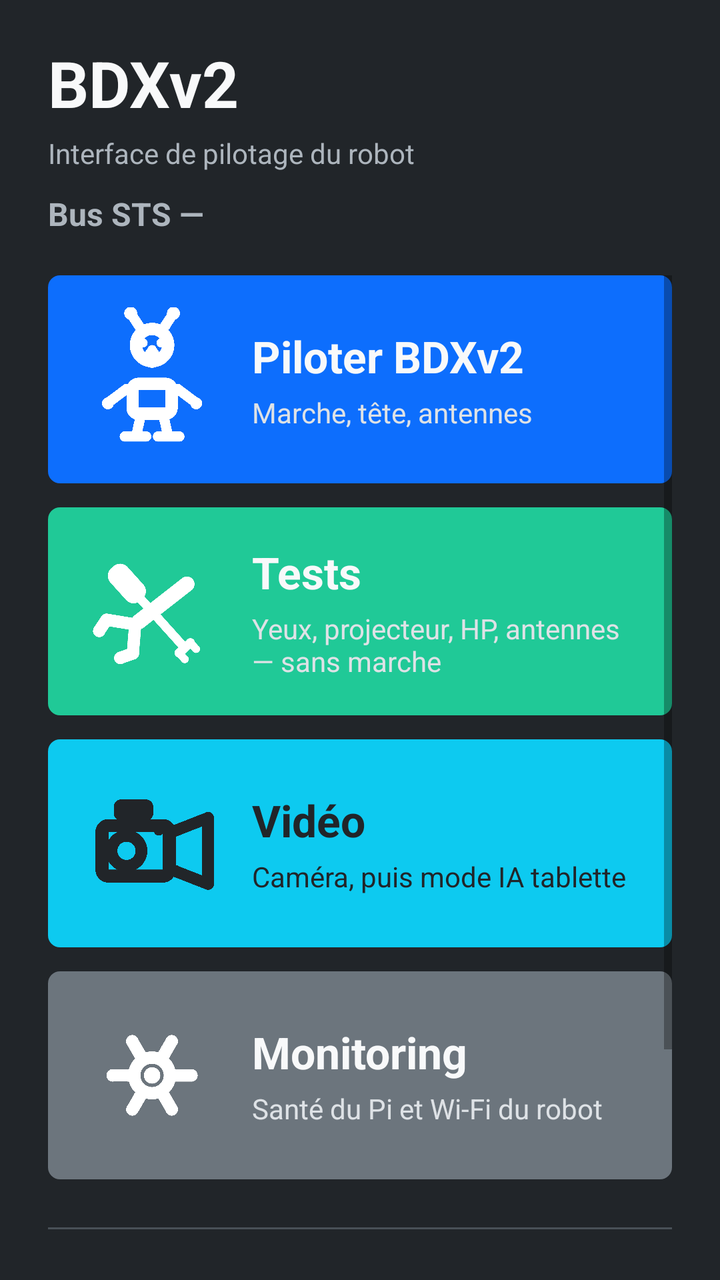
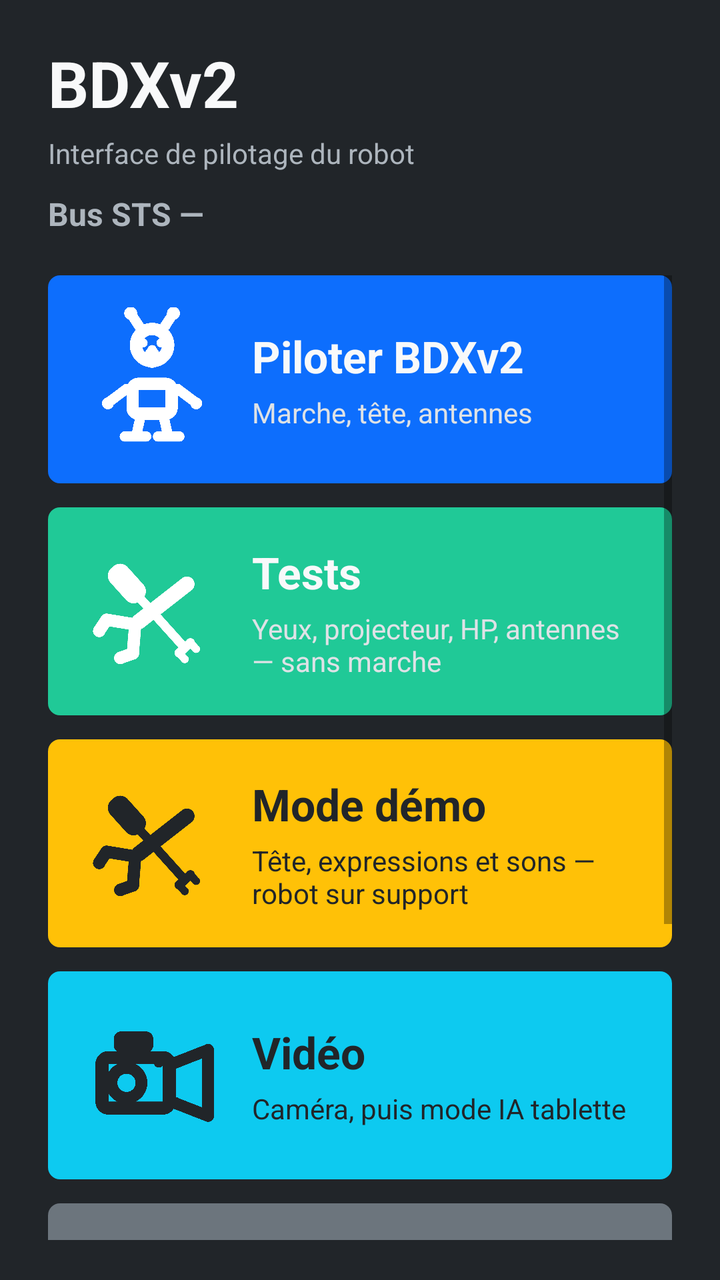

Two renders of the same Android screen: before a commit and after it. Below are the layout's source before the change and the commit's diff.
<!-- AndroidManifest.xml: application theme AppTheme -->
<!-- res/layout/screen_home.xml -->
<?xml version="1.0" encoding="utf-8"?>
<LinearLayout xmlns:android="http://schemas.android.com/apk/res/android"
    android:layout_width="match_parent"
    android:layout_height="match_parent"
    android:background="@color/bs_dark"
    android:orientation="vertical"
    android:paddingStart="24dp"
    android:paddingEnd="24dp"
    android:paddingTop="20dp"
    android:paddingBottom="20dp">

    <LinearLayout
        android:layout_width="wrap_content"
        android:layout_height="wrap_content"
        android:gravity="bottom"
        android:orientation="horizontal">

        <TextView
            android:layout_width="wrap_content"
            android:layout_height="wrap_content"
            android:text="BDXv2"
            android:textColor="@color/bs_light"
            android:textSize="32sp"
            android:textStyle="bold" />

        <TextView
            android:id="@+id/home_version"
            android:layout_width="wrap_content"
            android:layout_height="wrap_content"
            android:layout_marginStart="10dp"
            android:layout_marginBottom="4dp"
            android:textColor="@color/bs_muted"
            android:textSize="14sp" />
    </LinearLayout>

    <TextView
        android:layout_width="match_parent"
        android:layout_height="wrap_content"
        android:layout_marginTop="4dp"
        android:text="Interface de pilotage du robot"
        android:textColor="@color/bs_muted"
        android:textSize="14sp" />

    <LinearLayout
        android:layout_width="match_parent"
        android:layout_height="wrap_content"
        android:layout_marginTop="10dp"
        android:gravity="center_vertical"
        android:orientation="horizontal">

        <TextView
            android:id="@+id/home_sts"
            android:layout_width="wrap_content"
            android:layout_height="wrap_content"
            android:layout_marginEnd="10dp"
            android:text="Bus STS —"
            android:textColor="@color/bs_muted"
            android:textSize="16sp"
            android:textStyle="bold" />

        <LinearLayout
            android:id="@+id/home_sts_badges"
            android:layout_width="0dp"
            android:layout_height="wrap_content"
            android:layout_weight="1"
            android:gravity="center_vertical"
            android:orientation="horizontal" />
    </LinearLayout>

    <ScrollView
        android:layout_width="match_parent"
        android:layout_height="0dp"
        android:layout_marginTop="20dp"
        android:layout_weight="1">

        <LinearLayout
            android:layout_width="match_parent"
            android:layout_height="wrap_content"
            android:orientation="vertical">

            <LinearLayout
                android:id="@+id/home_pilot"
                android:layout_width="match_parent"
                android:layout_height="wrap_content"
                android:background="@drawable/btn_flat_blue"
                android:clickable="true"
                android:focusable="true"
                android:gravity="center_vertical"
                android:orientation="horizontal"
                android:padding="16dp">

                <ImageView
                    android:layout_width="72dp"
                    android:layout_height="72dp"
                    android:contentDescription="@null"
                    android:importantForAccessibility="no"
                    android:scaleType="fitCenter"
                    android:src="@drawable/icon_menu_piloter" />

                <LinearLayout
                    android:layout_width="0dp"
                    android:layout_height="wrap_content"
                    android:layout_marginStart="14dp"
                    android:layout_weight="1"
                    android:orientation="vertical">

                    <TextView
                        android:layout_width="wrap_content"
                        android:layout_height="wrap_content"
                        android:text="Piloter BDXv2"
                        android:textColor="@color/bs_light"
                        android:textSize="22sp"
                        android:textStyle="bold" />

                    <TextView
                        android:layout_width="wrap_content"
                        android:layout_height="wrap_content"
                        android:layout_marginTop="4dp"
                        android:text="Marche, tête, antennes"
                        android:textColor="#DEE2E6"
                        android:textSize="14sp" />
                </LinearLayout>
            </LinearLayout>

            <LinearLayout
                android:id="@+id/home_tests"
                android:layout_width="match_parent"
                android:layout_height="wrap_content"
                android:layout_marginTop="12dp"
                android:background="@drawable/btn_flat_teal"
                android:clickable="true"
                android:focusable="true"
                android:gravity="center_vertical"
                android:orientation="horizontal"
                android:padding="16dp">

                <ImageView
                    android:layout_width="72dp"
                    android:layout_height="72dp"
                    android:contentDescription="@null"
                    android:importantForAccessibility="no"
                    android:scaleType="fitCenter"
                    android:src="@drawable/icon_menu_tests" />

                <LinearLayout
                    android:layout_width="0dp"
                    android:layout_height="wrap_content"
                    android:layout_marginStart="14dp"
                    android:layout_weight="1"
                    android:orientation="vertical">

                    <TextView
                        android:layout_width="wrap_content"
                        android:layout_height="wrap_content"
                        android:text="Tests"
                        android:textColor="@color/bs_light"
                        android:textSize="22sp"
                        android:textStyle="bold" />

                    <TextView
                        android:layout_width="wrap_content"
                        android:layout_height="wrap_content"
                        android:layout_marginTop="4dp"
                        android:text="Yeux, projecteur, HP, antennes — sans marche"
                        android:textColor="#DEE2E6"
                        android:textSize="14sp" />
                </LinearLayout>
            </LinearLayout>

            <LinearLayout
                android:id="@+id/home_video"
                android:layout_width="match_parent"
                android:layout_height="wrap_content"
                android:layout_marginTop="12dp"
                android:background="@drawable/btn_flat_cyan"
                android:clickable="true"
                android:focusable="true"
                android:gravity="center_vertical"
                android:orientation="horizontal"
                android:padding="16dp">

                <ImageView
                    android:layout_width="72dp"
                    android:layout_height="72dp"
                    android:contentDescription="@null"
                    android:importantForAccessibility="no"
                    android:scaleType="fitCenter"
                    android:src="@drawable/icon_menu_video"
                    android:tint="#212529" />

                <LinearLayout
                    android:layout_width="0dp"
                    android:layout_height="wrap_content"
                    android:layout_marginStart="14dp"
                    android:layout_weight="1"
                    android:orientation="vertical">

                    <TextView
                        android:layout_width="wrap_content"
                        android:layout_height="wrap_content"
                        android:text="Vidéo"
                        android:textColor="#212529"
                        android:textSize="22sp"
                        android:textStyle="bold" />

                    <TextView
                        android:layout_width="wrap_content"
                        android:layout_height="wrap_content"
                        android:layout_marginTop="4dp"
                        android:text="Caméra, puis mode IA tablette"
                        android:textColor="#212529"
                        android:textSize="14sp" />
                </LinearLayout>
            </LinearLayout>

            <LinearLayout
                android:id="@+id/home_settings"
                android:layout_width="match_parent"
                android:layout_height="wrap_content"
                android:layout_marginTop="12dp"
                android:background="@drawable/btn_flat_gray"
                android:clickable="true"
                android:focusable="true"
                android:gravity="center_vertical"
                android:orientation="horizontal"
                android:padding="16dp">

                <ImageView
                    android:layout_width="72dp"
                    android:layout_height="72dp"
                    android:contentDescription="@null"
                    android:importantForAccessibility="no"
                    android:scaleType="fitCenter"
                    android:src="@drawable/icon_menu_parametres" />

                <LinearLayout
                    android:layout_width="0dp"
                    android:layout_height="wrap_content"
                    android:layout_marginStart="14dp"
                    android:layout_weight="1"
                    android:orientation="vertical">

                    <TextView
                        android:layout_width="wrap_content"
                        android:layout_height="wrap_content"
                        android:text="Monitoring"
                        android:textColor="@color/bs_light"
                        android:textSize="22sp"
                        android:textStyle="bold" />

                    <TextView
                        android:layout_width="wrap_content"
                        android:layout_height="wrap_content"
                        android:layout_marginTop="4dp"
                        android:text="Santé du Pi et Wi‑Fi du robot"
                        android:textColor="#DEE2E6"
                        android:textSize="14sp" />
                </LinearLayout>
            </LinearLayout>

            <View
                android:layout_width="match_parent"
                android:layout_height="1dp"
                android:layout_marginTop="24dp"
                android:layout_marginBottom="8dp"
                android:background="@color/bs_dark_3" />

            <LinearLayout
                android:id="@+id/home_shutdown"
                android:layout_width="match_parent"
                android:layout_height="wrap_content"
                android:layout_marginTop="12dp"
                android:background="@drawable/btn_flat_red"
                android:clickable="true"
                android:focusable="true"
                android:gravity="center_vertical"
                android:orientation="horizontal"
                android:padding="16dp">

                <ImageView
                    android:layout_width="72dp"
                    android:layout_height="72dp"
                    android:contentDescription="@null"
                    android:importantForAccessibility="no"
                    android:scaleType="fitCenter"
                    android:src="@drawable/icon_menu_eteindre" />

                <LinearLayout
                    android:layout_width="0dp"
                    android:layout_height="wrap_content"
                    android:layout_marginStart="14dp"
                    android:layout_weight="1"
                    android:orientation="vertical">

                    <TextView
                        android:layout_width="wrap_content"
                        android:layout_height="wrap_content"
                        android:text="Éteindre le robot"
                        android:textColor="@color/bs_light"
                        android:textSize="22sp"
                        android:textStyle="bold" />

                    <TextView
                        android:layout_width="wrap_content"
                        android:layout_height="wrap_content"
                        android:layout_marginTop="4dp"
                        android:text="Arrêt propre du Raspberry Pi"
                        android:textColor="#F8D7DA"
                        android:textSize="14sp" />
                </LinearLayout>
            </LinearLayout>
        </LinearLayout>
    </ScrollView>
</LinearLayout>
<!-- resources referenced by this layout -->
<resources>
  <color name="bs_dark">#212529</color>
  <color name="bs_dark_3">#495057</color>
  <color name="bs_light">#F8F9FA</color>
  <color name="bs_muted">#ADB5BD</color>
  <!-- drawable btn_flat_cyan (drawable) -->
  <?xml version="1.0" encoding="utf-8"?>
  <selector xmlns:android="http://schemas.android.com/apk/res/android">
      <item android:state_pressed="true">
          <shape android:shape="rectangle">
              <solid android:color="@color/bs_cyan_press" />
              <corners android:radius="6dp" />
          </shape>
      </item>
      <item>
          <shape android:shape="rectangle">
              <solid android:color="@color/bs_cyan" />
              <corners android:radius="6dp" />
          </shape>
      </item>
  </selector>
  <!-- drawable btn_flat_gray (drawable) -->
  <?xml version="1.0" encoding="utf-8"?>
  <selector xmlns:android="http://schemas.android.com/apk/res/android">
      <item android:state_pressed="true">
          <shape android:shape="rectangle">
              <solid android:color="@color/bs_gray_press" />
              <corners android:radius="6dp" />
          </shape>
      </item>
      <item>
          <shape android:shape="rectangle">
              <solid android:color="@color/bs_gray" />
              <corners android:radius="6dp" />
          </shape>
      </item>
  </selector>
  <!-- drawable btn_flat_red (drawable) -->
  <?xml version="1.0" encoding="utf-8"?>
  <selector xmlns:android="http://schemas.android.com/apk/res/android">
      <item android:state_pressed="true">
          <shape android:shape="rectangle">
              <solid android:color="@color/bs_red_press" />
              <corners android:radius="6dp" />
          </shape>
      </item>
      <item>
          <shape android:shape="rectangle">
              <solid android:color="@color/bs_red" />
              <corners android:radius="6dp" />
          </shape>
      </item>
  </selector>
  <!-- drawable btn_flat_teal (drawable) -->
  <?xml version="1.0" encoding="utf-8"?>
  <selector xmlns:android="http://schemas.android.com/apk/res/android">
      <item android:state_pressed="true">
          <shape android:shape="rectangle">
              <solid android:color="@color/bs_teal_press" />
              <corners android:radius="6dp" />
          </shape>
      </item>
      <item>
          <shape android:shape="rectangle">
              <solid android:color="@color/bs_teal" />
              <corners android:radius="6dp" />
          </shape>
      </item>
  </selector>
  <style name="AppTheme" parent="Theme.AppCompat.Light.DarkActionBar">
          <item name="colorPrimary">@color/colorPrimary</item>
          <item name="colorPrimaryDark">@color/colorPrimaryDark</item>
          <item name="colorAccent">@color/colorAccent</item>
      </style>
  <color name="bs_blue_press">#0B5ED7</color>
  <color name="bs_blue">#0D6EFD</color>
  <color name="bs_cyan_press">#3DD5F3</color>
  <color name="bs_cyan">#0DCAF0</color>
  <color name="bs_gray_press">#5C636A</color>
  <color name="bs_gray">#6C757D</color>
  <color name="bs_red_press">#BB2D3B</color>
  <color name="bs_red">#DC3545</color>
  <color name="bs_teal_press">#1AA179</color>
  <color name="bs_teal">#20C997</color>
  <color name="colorPrimary">#0D6EFD</color>
  <color name="colorPrimaryDark">#212529</color>
  <color name="colorAccent">#0DCAF0</color>
  <!-- unchanged entries left out for length: 6 -->
</resources>

<!-- the commit's change to res/layout/screen_home.xml (unified diff, before → after) -->
@@ -67,6 +67,36 @@
             android:orientation="horizontal" />
     </LinearLayout>
 
+    <LinearLayout
+        android:id="@+id/home_demo_banner"
+        android:layout_width="match_parent"
+        android:layout_height="wrap_content"
+        android:layout_marginTop="16dp"
+        android:background="@drawable/btn_flat_yellow"
+        android:clickable="true"
+        android:focusable="true"
+        android:orientation="vertical"
+        android:padding="16dp"
+        android:visibility="gone">
+
+        <TextView
+            android:id="@+id/home_demo_banner_title"
+            android:layout_width="match_parent"
+            android:layout_height="wrap_content"
+            android:text="MODE DÉMO EN COURS"
+            android:textColor="#212529"
+            android:textSize="22sp"
+            android:textStyle="bold" />
+
+        <TextView
+            android:id="@+id/home_demo_banner_detail"
+            android:layout_width="match_parent"
+            android:layout_height="wrap_content"
+            android:layout_marginTop="4dp"
+            android:textColor="#212529"
+            android:textSize="16sp" />
+    </LinearLayout>
+
     <ScrollView
         android:layout_width="match_parent"
         android:layout_height="0dp"
@@ -168,6 +198,53 @@
             </LinearLayout>
 
             <LinearLayout
+                android:id="@+id/home_demo"
+                android:layout_width="match_parent"
+                android:layout_height="wrap_content"
+                android:layout_marginTop="12dp"
+                android:background="@drawable/btn_flat_yellow"
+                android:clickable="true"
+                android:focusable="true"
+                android:gravity="center_vertical"
+                android:orientation="horizontal"
+                android:padding="16dp">
+
+                <ImageView
+                    android:layout_width="72dp"
+                    android:layout_height="72dp"
+                    android:contentDescription="@null"
+                    android:importantForAccessibility="no"
+                    android:scaleType="fitCenter"
+                    android:src="@drawable/icon_menu_tests"
+                    android:tint="#212529" />
+
+                <LinearLayout
+                    android:layout_width="0dp"
+                    android:layout_height="wrap_content"
+                    android:layout_marginStart="14dp"
+                    android:layout_weight="1"
+                    android:orientation="vertical">
+
+                    <TextView
+                        android:layout_width="wrap_content"
+                        android:layout_height="wrap_content"
+                        android:text="Mode démo"
+                        android:textColor="#212529"
+                        android:textSize="22sp"
+                        android:textStyle="bold" />
+
+                    <TextView
+                        android:id="@+id/home_demo_card_hint"
+                        android:layout_width="wrap_content"
+                        android:layout_height="wrap_content"
+                        android:layout_marginTop="4dp"
+                        android:text="Tête, expressions et sons — robot sur support"
+                        android:textColor="#212529"
+                        android:textSize="14sp" />
+                </LinearLayout>
+            </LinearLayout>
+
+            <LinearLayout
                 android:id="@+id/home_video"
                 android:layout_width="match_parent"
                 android:layout_height="wrap_content"
@@ -252,7 +329,7 @@
                         android:layout_width="wrap_content"
                         android:layout_height="wrap_content"
                         android:layout_marginTop="4dp"
-                        android:text="Santé du Pi et Wi‑Fi du robot"
+                        android:text="Santé du Pi, Wi‑Fi, pause démo"
                         android:textColor="#DEE2E6"
                         android:textSize="14sp" />
                 </LinearLayout>
<!-- resource entries referenced after the edit -->
@@ -68,6 +68,22 @@
           </shape>
       </item>
   </selector>
+  <!-- drawable btn_flat_yellow (drawable) -->
+  <?xml version="1.0" encoding="utf-8"?>
+  <selector xmlns:android="http://schemas.android.com/apk/res/android">
+      <item android:state_pressed="true">
+          <shape android:shape="rectangle">
+              <solid android:color="@color/bs_yellow_press" />
+              <corners android:radius="6dp" />
+          </shape>
+      </item>
+      <item>
+          <shape android:shape="rectangle">
+              <solid android:color="@color/bs_yellow" />
+              <corners android:radius="6dp" />
+          </shape>
+      </item>
+  </selector>
   <style name="AppTheme" parent="Theme.AppCompat.Light.DarkActionBar">
           <item name="colorPrimary">@color/colorPrimary</item>
           <item name="colorPrimaryDark">@color/colorPrimaryDark</item>
@@ -83,6 +99,8 @@
   <color name="bs_red">#DC3545</color>
   <color name="bs_teal_press">#1AA179</color>
   <color name="bs_teal">#20C997</color>
+  <color name="bs_yellow_press">#FFCA2C</color>
+  <color name="bs_yellow">#FFC107</color>
   <color name="colorPrimary">#0D6EFD</color>
   <color name="colorPrimaryDark">#212529</color>
   <color name="colorAccent">#0DCAF0</color>
